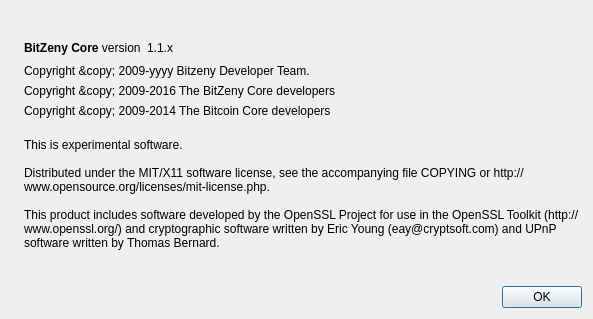
Qt form src/qt/forms/aboutdialog.ui (BitzenyDevTeam/bitzeny-copy) before a commit.
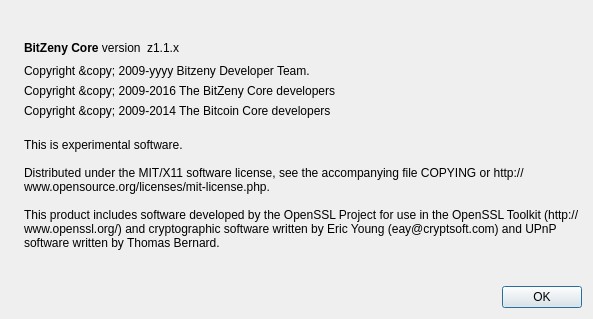
The same form after that commit. Icons and pictures are not drawn.

The edit to the form file:
```diff
--- a/src/qt/forms/aboutdialog.ui
+++ b/src/qt/forms/aboutdialog.ui
@@ -63,7 +63,7 @@
           <cursorShape>IBeamCursor</cursorShape>
          </property>
          <property name="text">
-          <string notr="true">1.1.x</string>
+          <string notr="true">z1.1.x</string>
          </property>
          <property name="textInteractionFlags">
           <set>Qt::LinksAccessibleByMouse|Qt::TextSelectableByKeyboard|Qt::TextSelectableByMouse</set>
```
